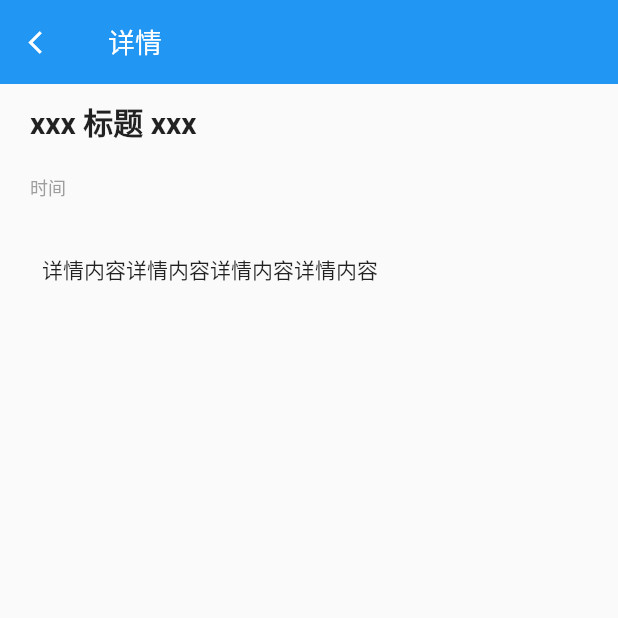
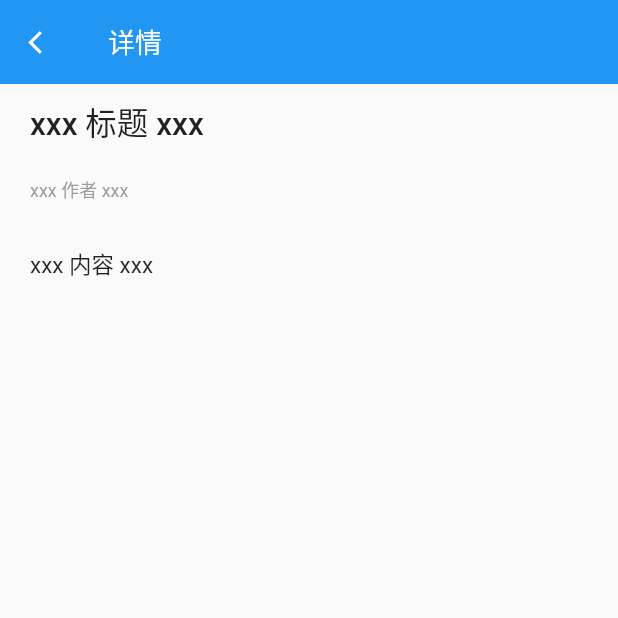
Before and after one commit to gdky005/NovelFlutterPro, a Flutter app: the NovelDetailPage screen opened by its route, on a phone screen of 412 x 824 dp, the top half of it. Run offline on Flutter 3.47's test engine with Material 2 defaults, Android fonts, the phone set to English and light mode, and no system bars; drawn by our look-alikes of flutter_html; our stand-ins replace dio, toast; network calls fail.

Commit message:
1. 显示详情页面的数据。

```diff
--- /dev/null
+++ b/lib/cc.zkteam.novel_pro/data/novel_detail_entity.dart
@@ -0,0 +1,66 @@
+class NovelDetailEntity {
+  NovelDetailResult result;
+  int code;
+  String message;
+
+  NovelDetailEntity({this.result, this.code, this.message});
+
+  NovelDetailEntity.fromJson(Map<String, dynamic> json) {
+    result = json['result'] != null
+        ? new NovelDetailResult.fromJson(json['result'])
+        : null;
+    code = json['code'];
+    message = json['message'];
+  }
+
+  Map<String, dynamic> toJson() {
+    final Map<String, dynamic> data = new Map<String, dynamic>();
+    if (this.result != null) {
+      data['result'] = this.result.toJson();
+    }
+    data['code'] = this.code;
+    data['message'] = this.message;
+    return data;
+  }
+}
+
+class NovelDetailResult {
+  String sourceUrl;
+  String author;
+  String name;
+  int pid;
+  int id;
+  String content;
+  String url;
+
+  NovelDetailResult(
+      {this.sourceUrl,
+      this.author,
+      this.name,
+      this.pid,
+      this.id,
+      this.content,
+      this.url});
+
+  NovelDetailResult.fromJson(Map<String, dynamic> json) {
+    sourceUrl = json['sourceUrl'];
+    author = json['author'];
+    name = json['name'];
+    pid = json['pid'];
+    id = json['id'];
+    content = json['content'];
+    url = json['url'];
+  }
+
+  Map<String, dynamic> toJson() {
+    final Map<String, dynamic> data = new Map<String, dynamic>();
+    data['sourceUrl'] = this.sourceUrl;
+    data['author'] = this.author;
+    data['name'] = this.name;
+    data['pid'] = this.pid;
+    data['id'] = this.id;
+    data['content'] = this.content;
+    data['url'] = this.url;
+    return data;
+  }
+}
--- a/lib/cc.zkteam.novel_pro/widget/home_page.dart
+++ b/lib/cc.zkteam.novel_pro/widget/home_page.dart
@@ -35,17 +35,17 @@ class _HomePageState extends State<HomePage> {
   @override
   void initState() {
     super.initState();
-    getHttp();
+    getData();
   }
 
   void _incrementCounter() {
-    getHttp();
+    getData();
     setState(() {
       _counter++;
     });
   }
 
-  void getHttp() async {
+  void getData() async {
     try {
       Response response =
           await Dio().get("http://yapi.zkteam.cc/mock/52/Novel/jsonNovel");
--- a/lib/cc.zkteam.novel_pro/widget/novel_detail.dart
+++ b/lib/cc.zkteam.novel_pro/widget/novel_detail.dart
@@ -1,20 +1,56 @@
+import 'package:dio/dio.dart';
 import 'package:flutter/material.dart';
-import 'package:flutter_html/flutter_html.dart';
+import 'package:novel_pro/cc.zkteam.novel_pro/data/novel_detail_entity.dart';
 
-class NovelDetailPage extends StatelessWidget {
+class NovelDetailPage extends StatefulWidget {
+  @override
+  _NovelDetailPageState createState() => _NovelDetailPageState();
+}
+
+class _NovelDetailPageState extends State<NovelDetailPage> {
   BuildContext context;
-  String title = "xxx 标题 xxx";
+  int _pid = 0;
+  String _title = "xxx 标题 xxx";
+  String _detailText = "xxx 内容 xxx";
+  String _author = "xxx 作者 xxx";
+
+  void getData(int pid) async {
+    try {
+      Response response = await Dio()
+          .get("http://yapi.zkteam.cc/mock/52/Novel/jsonSearch?pic=$pid");
+
+      dynamic data = response.data;
+      print(data);
+
+      NovelDetailEntity novelDetailEntity = NovelDetailEntity.fromJson(data);
+      NovelDetailResult novelDetailData = novelDetailEntity.result;
+
+      setState(() {
+        _title = novelDetailData.name;
+        _author = novelDetailData.author;
+        _detailText = novelDetailData.content;
+      });
+    } catch (e) {
+      print(e);
+    }
+  }
 
   @override
   Widget build(BuildContext context) {
     this.context = context;
+
     var args = ModalRoute.of(context).settings.arguments;
     print(args);
 
     if (args != null) {
       Map data = args as Map;
-      title = "${data["name"]}(${data["pid"]})";
+      _title = "${data["name"]}(${data["pid"]})";
+      _pid = int.parse(data["pid"]);
     }
+    if (_pid == 0) {
+      _pid = 1616023257;
+    }
+    getData(_pid);
 
     return Scaffold(
         appBar: AppBar(
@@ -53,11 +89,8 @@ class NovelDetailPage extends StatelessWidget {
   Widget _titleWidget() {
     return Container(
       child: Text(
-        title,
-        style: TextStyle(
-          fontSize: 20,
-          fontWeight: FontWeight.w600,
-        ),
+        _title,
+        style: Theme.of(context).textTheme.title,
       ),
     );
   }
@@ -66,7 +99,7 @@ class NovelDetailPage extends StatelessWidget {
     return Container(
       padding: EdgeInsets.only(top: 20.0, bottom: 30.0),
       child: Text(
-        '时间',
+        _author,
         style: TextStyle(
           fontSize: 12.0,
           color: Colors.grey,
@@ -77,7 +110,10 @@ class NovelDetailPage extends StatelessWidget {
 
   Widget _detailsWeb() {
     return Container(
-      child: Html(data: '详情内容详情内容详情内容详情内容'),
+      child: Text(
+        _detailText,
+        style: Theme.of(context).textTheme.body1,
+      ),
     );
   }
 }
--- a/lib/entity_factory.dart
+++ b/lib/entity_factory.dart
@@ -1,4 +1,6 @@
 import 'package:novel_pro/cc.zkteam.novel_pro/data/novel_list_data_entity.dart';
+import 'package:novel_pro/cc.zkteam.novel_pro/data/user_entity.dart';
+import 'package:novel_pro/cc.zkteam.novel_pro/data/novel_detail_entity.dart';
 
 class EntityFactory {
   static T generateOBJ<T>(json) {
@@ -6,6 +8,10 @@ class EntityFactory {
       return null;
     } else if (T.toString() == "NovelListDataEntity") {
       return NovelListDataEntity.fromJson(json) as T;
+    } else if (T.toString() == "UserEntity") {
+      return UserEntity.fromJson(json) as T;
+    } else if (T.toString() == "NovelDetailEntity") {
+      return NovelDetailEntity.fromJson(json) as T;
     } else {
       return null;
     }
```
Also changed, not shown: pubspec.lock.
